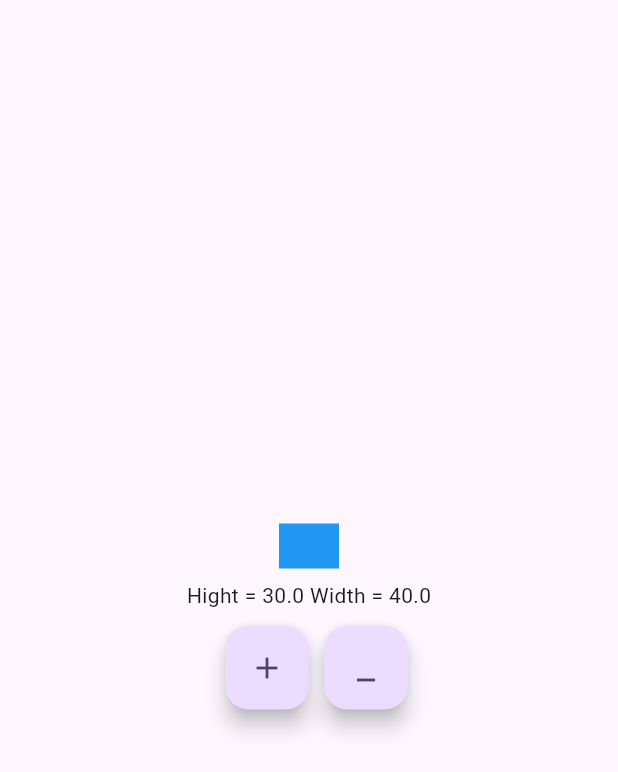
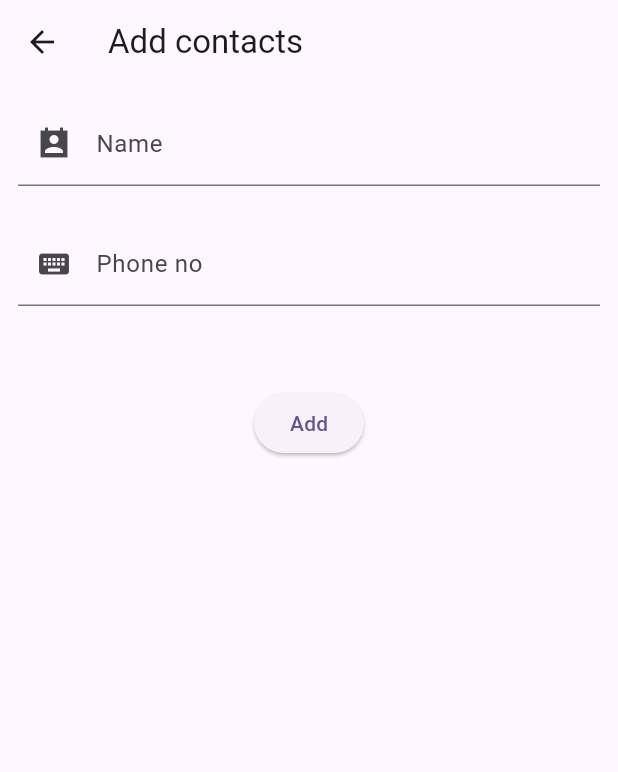
Before and after one commit to aman-engg/provider_1st, a Flutter app: the screen it shows after launch, after a tap on the "add" icon, on a phone screen of 412 x 824 dp. Shown: the top 772 px of the screen. Run offline on Flutter 3.47's test engine with Material 3 defaults, Android fonts, the phone set to English and light mode, and no system bars.

Commit message:
add contacts with button using provider

```diff
--- /dev/null
+++ b/lib/addcontactspage.dart
@@ -0,0 +1,63 @@
+import 'package:flutter/material.dart';
+import 'package:flutter/widgets.dart';
+import 'package:provider/provider.dart';
+import 'package:provider_1st/listmapprovider.dart';
+
+class Addcontacts extends StatelessWidget {
+  var namecontroler = TextEditingController();
+  var phonecontroler = TextEditingController();
+
+  @override
+  Widget build(BuildContext context) {
+    var width = MediaQuery.of(context).size.width;
+    var hight = MediaQuery.of(context).size.height;
+    return Scaffold(
+      appBar: AppBar(title: Text("Add contacts")),
+      body: Container(
+        width: width,
+        height: hight,
+        child: Column(
+          children: [
+            Padding(
+              padding: const EdgeInsets.all(12.0),
+              child: TextField(
+                controller: namecontroler,
+                decoration: InputDecoration(
+                  labelText: "Name",
+                  prefixIcon: Icon(Icons.perm_contact_calendar_sharp),
+                ),
+                keyboardType: TextInputType.text,
+              ),
+            ),
+            Padding(
+              padding: const EdgeInsets.all(12.0),
+              child: TextField(
+                controller: phonecontroler,
+                decoration: InputDecoration(
+                  labelText: "Phone no",
+                  prefixIcon: Icon(Icons.keyboard),
+                ),
+                keyboardType: TextInputType.phone,
+              ),
+            ),
+
+            SizedBox(height: 30),
+            Padding(
+              padding: EdgeInsets.all(12),
+
+              child: ElevatedButton(
+                onPressed: () {
+                  Provider.of<Listmapprovider>(context, listen: false).adddata({
+                    "name": namecontroler.text,
+                    "phone no": phonecontroler.text,
+                  });
+                },
+                child: Text("Add"),
+              ),
+            ),
+          ],
+        ),
+      ),
+    );
+  }
+}
--- /dev/null
+++ b/lib/contactslistpage.dart
@@ -0,0 +1,44 @@
+import 'package:flutter/material.dart';
+import 'package:provider/provider.dart';
+import 'package:provider_1st/addcontactspage.dart';
+import 'package:provider_1st/listmapprovider.dart';
+
+class Listpage extends StatefulWidget {
+  const Listpage({super.key});
+
+  @override
+  State<Listpage> createState() => _ListState();
+}
+
+class _ListState extends State<Listpage> {
+  @override
+  Widget build(BuildContext context) {
+    return Scaffold(
+      body: Consumer<Listmapprovider>(
+        builder: (ctx, value, _) {
+          var alldata = value.getlist();
+          return value.getlist().isNotEmpty
+              ? ListView.builder(
+                itemCount: alldata.length,
+                itemBuilder: (context, index) {
+                  return ListTile(
+                    title: Text("${alldata[index]["name"]}"),
+                    subtitle: Text("${alldata[index]["phone no"]}"),
+                  );
+                },
+              )
+              : Center(child: Text("no data"));
+        },
+      ),
+      floatingActionButton: FloatingActionButton(
+        child: Icon(Icons.add),
+        onPressed: () {
+          Navigator.push(
+            context,
+            MaterialPageRoute(builder: (context) => Addcontacts()),
+          );
+        },
+      ),
+    );
+  }
+}
--- a/lib/counterprovider.dart
+++ b/lib/counterprovider.dart
@@ -2,8 +2,8 @@ import 'package:flutter/material.dart';
 
 class Counterprovider extends ChangeNotifier {
   int _count = 0;
-  double hight = 20;
-  double width = 20;
+  double hight = 50;
+  double width = 50;
 
   int getcount() => _count;
 
@@ -13,20 +13,20 @@ class Counterprovider extends ChangeNotifier {
   }
 
   void hightincrease() {
-    hight = hight + 10;
+    hight = hight + 20;
     notifyListeners();
   }
 
   void decreasecontainerhight() {
     if (hight > 10) {
-      hight = hight - 10;
+      hight = hight - 20;
     }
     notifyListeners();
   }
 
   void decreasecontainerwidt() {
     if (width > 10) {
-      width = width - 10;
+      width = width - 20;
     }
     notifyListeners();
   }
--- a/lib/home.dart
+++ b/lib/home.dart
@@ -35,10 +35,13 @@ class _HomeState extends State<Home> {
                       ).gethight(),
                 ),
               ),
-              Text(
-                "Hight = ${Provider.of<Counterprovider>(context).gethight()} Width = ${Provider.of<Counterprovider>(context).getwidth()}",
+              Consumer<Counterprovider>(
+                builder: (ctx, _, _) {
+                  return Text(
+                    "Hight = ${Provider.of<Counterprovider>(ctx).gethight()} Width = ${Provider.of<Counterprovider>(ctx).getwidth()}",
+                  );
+                },
               ),
-
               // Text(
               //   "${Provider.of<Counterprovider>(context, listen: true).getcount()}",
               // ),
--- /dev/null
+++ b/lib/listmapprovider.dart
@@ -0,0 +1,12 @@
+import 'package:flutter/material.dart';
+
+class Listmapprovider extends ChangeNotifier {
+  final List<Map<String, dynamic>> _mydata = [];
+
+  void adddata(Map<String, dynamic> data) {
+    _mydata.add(data);
+    notifyListeners();
+  }
+
+  List<Map<String, dynamic>> getlist() => _mydata;
+}
--- a/lib/main.dart
+++ b/lib/main.dart
@@ -1,10 +1,21 @@
 import 'package:flutter/material.dart';
 import 'package:provider/provider.dart';
+import 'package:provider_1st/addcontactspage.dart';
 import 'package:provider_1st/counterprovider.dart';
+import 'package:provider_1st/contactslistpage.dart';
 import 'package:provider_1st/home.dart';
+import 'package:provider_1st/listmapprovider.dart';
 
 void main() {
-  runApp(const MyApp());
+  runApp(
+    MultiProvider(
+      providers: [
+        ChangeNotifierProvider(create: (context) => Counterprovider()),
+        ChangeNotifierProvider(create: (context) => Listmapprovider()),
+      ],
+      child: MyApp(),
+    ),
+  );
 }
 
 class MyApp extends StatelessWidget {
@@ -12,14 +23,11 @@ class MyApp extends StatelessWidget {
   @override
   Widget build(BuildContext context) {
     return MaterialApp(
-      title: 'Flutter Demo',
+      title: "Provider",
       theme: ThemeData(
         colorScheme: ColorScheme.fromSeed(seedColor: Colors.deepPurple),
       ),
-      home: ChangeNotifierProvider(
-        create: (_) => Counterprovider(),
-        child: Home(),
-      ),
+      home: Listpage(),
     );
   }
 }
```
